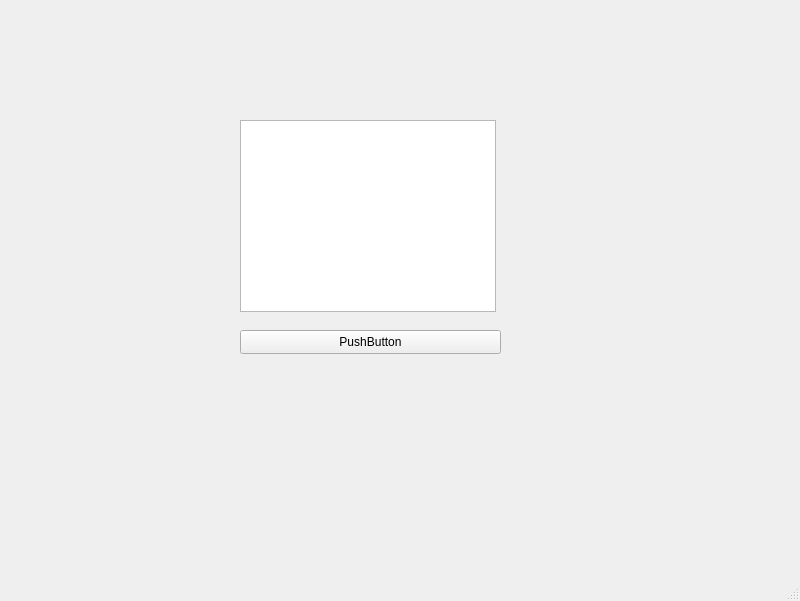
Old version of the form design.ui in the repository L1ghtOfQuazar/VargraphiX.
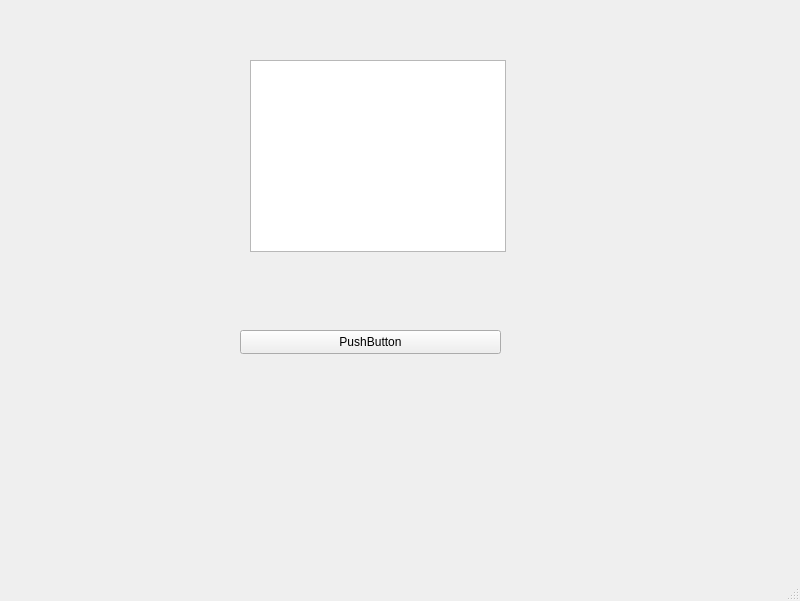
New version of the form.

```diff
--- a/design.ui
+++ b/design.ui
@@ -27,11 +27,11 @@
      <string>PushButton</string>
     </property>
    </widget>
-   <widget class="QListWidget" name="listWidget">
+   <widget class="QTableWidget" name="tableWidget">
     <property name="geometry">
      <rect>
-      <x>240</x>
-      <y>120</y>
+      <x>250</x>
+      <y>60</y>
       <width>256</width>
       <height>192</height>
      </rect>
```
